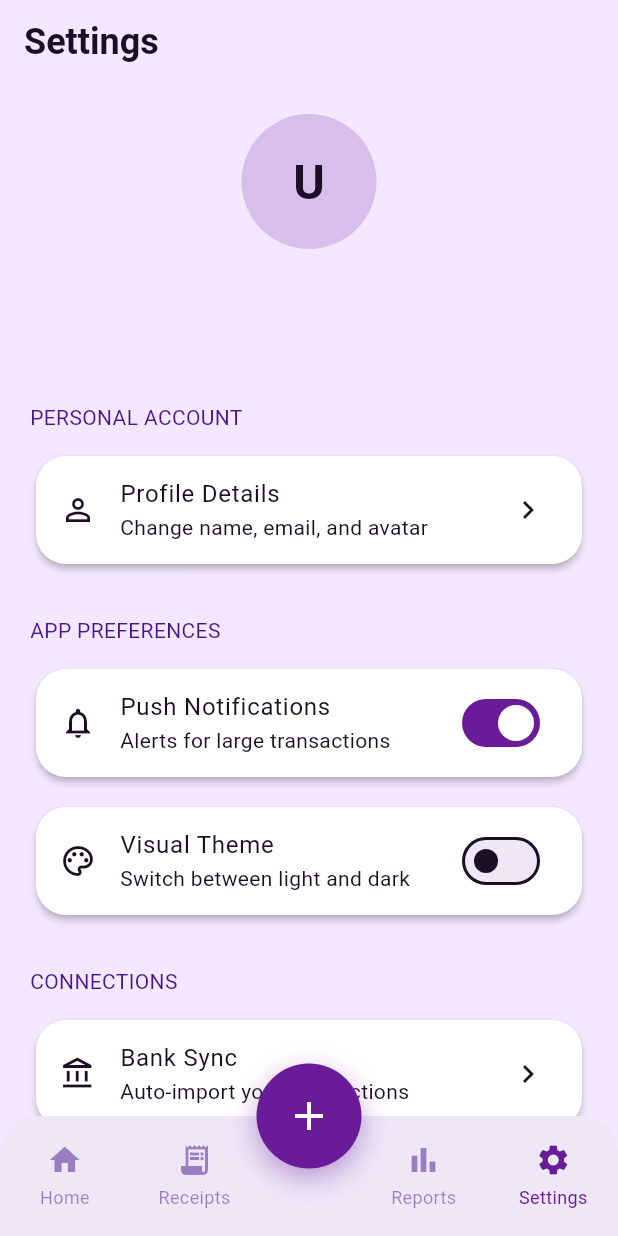
After one commit to ozdogrumerve/digital-receipt-wallet, a Flutter app: the HomeScreen screen opened directly, item 4 of the bottom bar chosen, after a tap on "Profile Details", on a phone screen of 412 x 824 dp. The commit adds this screen. Run offline on Flutter 3.47's test engine with Material 3 defaults, Android fonts, the phone set to English and light mode, and no system bars; our stand-ins replace firebase_auth, firebase_core; accounts and stored records are empty.

Commit message:
home screen tabs updated and settings screen added

```diff
--- a/lib/screens/home_screen.dart
+++ b/lib/screens/home_screen.dart
@@ -1,5 +1,6 @@
 import 'package:flutter/material.dart';
 import 'package:firebase_auth/firebase_auth.dart';
+import 'settings_screen.dart';
 
 class HomeScreen extends StatefulWidget {
   const HomeScreen({super.key});
@@ -11,106 +12,19 @@ class HomeScreen extends StatefulWidget {
 class _HomeScreenState extends State<HomeScreen> {
   int selectedIndex = 0;
 
+  final List<Widget> pages = const [
+    _HomeTab(),
+    _ReceiptsTab(),
+    _ReportsTab(),
+    SettingsScreen(),
+  ];
+
   @override
   Widget build(BuildContext context) {
     final theme = Theme.of(context);
-    final user = FirebaseAuth.instance.currentUser;
 
     return Scaffold(
-      body: SafeArea(
-        child: Padding(
-          padding: const EdgeInsets.all(20),
-          child: Column(
-            crossAxisAlignment: CrossAxisAlignment.start,
-            children: [
-              /// HEADER
-              Row(
-                mainAxisAlignment: MainAxisAlignment.spaceBetween,
-                children: [
-                  Row(
-                    children: [
-                      const Icon(Icons.receipt_long),
-                      const SizedBox(width: 8),
-                      Text(
-                        "Digital Receipt Wallet",
-                        style: theme.textTheme.titleLarge,
-                      ),
-                    ],
-                  ),
-                  CircleAvatar(
-                    backgroundColor: theme.colorScheme.primary,
-                    child: Text(
-                      user?.displayName?.isNotEmpty == true
-                          ? user!.displayName![0].toUpperCase()
-                          : "U",
-                      style: const TextStyle(color: Colors.white),
-                    ),
-                  )
-                ],
-              ),
-
-              const SizedBox(height: 40),
-
-              /// SUMMARY CARD
-              Card(
-                child: Padding(
-                  padding: const EdgeInsets.all(24),
-                  child: Column(
-                    crossAxisAlignment: CrossAxisAlignment.start,
-                    children: [
-                      Text("Total Spent", style: theme.textTheme.bodyMedium),
-                      const SizedBox(height: 10),
-                      Text(
-                        "\$0.00",
-                        style: theme.textTheme.headlineMedium,
-                      ),
-                      const SizedBox(height: 20),
-                      const LinearProgressIndicator(value: 0),
-                    ],
-                  ),
-                ),
-              ),
-
-              const SizedBox(height: 40),
-
-              /// RECENT SECTION TITLE
-              Text(
-                "Recent Activity",
-                style: theme.textTheme.titleLarge,
-              ),
-
-              const SizedBox(height: 20),
-
-              /// EMPTY STATE
-              Expanded(
-                child: Center(
-                  child: Column(
-                    mainAxisAlignment: MainAxisAlignment.center,
-                    children: [
-                      Icon(
-                        Icons.receipt,
-                        size: 60,
-                        color: theme.colorScheme.primary.withOpacity(0.4),
-                      ),
-                      const SizedBox(height: 20),
-                      Text(
-                        "No receipts yet",
-                        style: theme.textTheme.bodyLarge,
-                      ),
-                      const SizedBox(height: 8),
-                      Text(
-                        "Your scanned receipts will appear here",
-                        style: theme.textTheme.bodyMedium,
-                        textAlign: TextAlign.center,
-                      ),
-                    ],
-                  ),
-                ),
-              ),
-            ],
-          ),
-        ),
-      ),
+      body: pages[selectedIndex],
 
       /// ORTA YUVARLAK BUTON
       floatingActionButton: Container(
@@ -145,9 +59,7 @@ class _HomeScreenState extends State<HomeScreen> {
           children: [
             _navItem(Icons.home, "Home", 0),
             _navItem(Icons.receipt_long, "Receipts", 1),
-
-            const SizedBox(width: 50), // FAB boşluğu
-
+            const SizedBox(width: 50),
             _navItem(Icons.bar_chart, "Reports", 2),
             _navItem(Icons.settings, "Settings", 3),
           ],
@@ -161,7 +73,8 @@ class _HomeScreenState extends State<HomeScreen> {
     final bool isSelected = selectedIndex == index;
 
     final activeColor = theme.colorScheme.primary;
-    final inactiveColor = theme.textTheme.bodyMedium!.color!.withOpacity(0.5);
+    final inactiveColor =
+        theme.textTheme.bodyMedium!.color!.withOpacity(0.5);
 
     return GestureDetector(
       onTap: () {
@@ -174,10 +87,8 @@ class _HomeScreenState extends State<HomeScreen> {
         child: Column(
           mainAxisAlignment: MainAxisAlignment.center,
           children: [
-            Icon(
-              icon,
-              color: isSelected ? activeColor : inactiveColor,
-            ),
+            Icon(icon,
+                color: isSelected ? activeColor : inactiveColor),
             const SizedBox(height: 4),
             Text(
               label,
@@ -192,3 +103,166 @@ class _HomeScreenState extends State<HomeScreen> {
     );
   }
 }
+
+
+
+
+
+
+/// ==================
+/// HOME TAB
+/// ==================
+class _HomeTab extends StatelessWidget {
+  const _HomeTab();
+
+  @override
+  Widget build(BuildContext context) {
+    final theme = Theme.of(context);
+    final user = FirebaseAuth.instance.currentUser;
+
+    return SafeArea(
+      child: Padding(
+        padding: const EdgeInsets.all(20),
+        child: Column(
+          crossAxisAlignment: CrossAxisAlignment.start,
+          children: [
+
+            /// HEADER
+            Row(
+              mainAxisAlignment: MainAxisAlignment.spaceBetween,
+              children: [
+                Row(
+                  children: [
+                    const Icon(Icons.receipt_long),
+                    const SizedBox(width: 8),
+                    Text(
+                      "Digital Receipt Wallet",
+                      style: theme.textTheme.titleLarge,
+                    ),
+                  ],
+                ),
+                CircleAvatar(
+                  backgroundColor: theme.colorScheme.primary,
+                  child: Text(
+                    user?.displayName?.isNotEmpty == true
+                        ? user!.displayName![0].toUpperCase()
+                        : "U",
+                    style: const TextStyle(color: Colors.white),
+                  ),
+                )
+              ],
+            ),
+
+            const SizedBox(height: 40),
+
+            Card(
+              child: Padding(
+                padding: const EdgeInsets.all(24),
+                child: Column(
+                  crossAxisAlignment: CrossAxisAlignment.start,
+                  children: [
+                    Text("Total Spent",
+                        style: theme.textTheme.bodyMedium),
+                    const SizedBox(height: 10),
+                    Text(
+                      "\$0.00",
+                      style: theme.textTheme.headlineMedium,
+                    ),
+                    const SizedBox(height: 20),
+                    const LinearProgressIndicator(value: 0),
+                  ],
+                ),
+              ),
+            ),
+
+            const SizedBox(height: 40),
+
+            Text(
+              "Recent Activity",
+              style: theme.textTheme.titleLarge,
+            ),
+
+            const SizedBox(height: 20),
+
+            Expanded(
+              child: Center(
+                child: Column(
+                  mainAxisAlignment: MainAxisAlignment.center,
+                  children: [
+                    Icon(
+                      Icons.receipt,
+                      size: 60,
+                      color:
+                          theme.colorScheme.primary.withOpacity(0.4),
+                    ),
+                    const SizedBox(height: 20),
+                    Text(
+                      "No receipts yet",
+                      style: theme.textTheme.bodyLarge,
+                    ),
+                    const SizedBox(height: 8),
+                    Text(
+                      "Your scanned receipts will appear here",
+                      style: theme.textTheme.bodyMedium,
+                      textAlign: TextAlign.center,
+                    ),
+                  ],
+                ),
+              ),
+            ),
+          ],
+        ),
+      ),
+    );
+  }
+}
+
+
+
+
+
+/// ==================
+/// RECEIPTS TAB
+/// ==================
+class _ReceiptsTab extends StatelessWidget {
+  const _ReceiptsTab();
+
+  @override
+  Widget build(BuildContext context) {
+    final theme = Theme.of(context);
+
+    return SafeArea(
+      child: Center(
+        child: Text(
+          "Receipts Screen",
+          style: theme.textTheme.headlineMedium,
+        ),
+      ),
+    );
+  }
+}
+
+
+
+
+
+/// ==================
+/// REPORTS TAB
+/// ==================
+class _ReportsTab extends StatelessWidget {
+  const _ReportsTab();
+
+  @override
+  Widget build(BuildContext context) {
+    final theme = Theme.of(context);
+
+    return SafeArea(
+      child: Center(
+        child: Text(
+          "Reports Screen",
+          style: theme.textTheme.headlineMedium,
+        ),
+      ),
+    );
+  }
+}
--- /dev/null
+++ b/lib/screens/settings_screen.dart
@@ -0,0 +1,186 @@
+import 'package:digital_receipt_wallet/providers/theme_provider.dart';
+import 'package:digital_receipt_wallet/screens/login_screen.dart';
+import 'package:firebase_auth/firebase_auth.dart';
+import 'package:flutter/material.dart';
+import 'package:provider/provider.dart';
+
+class SettingsScreen extends StatefulWidget {
+  const SettingsScreen({super.key});
+
+  @override
+  State<SettingsScreen> createState() => _SettingsScreenState();
+}
+
+class _SettingsScreenState extends State<SettingsScreen> {
+
+  bool notificationsEnabled = true;
+
+  @override
+  Widget build(BuildContext context) {
+    final theme = Theme.of(context);
+    final themeProvider = Provider.of<ThemeProvider>(context);
+    final user = FirebaseAuth.instance.currentUser;
+
+    return Scaffold(
+      appBar: AppBar(
+        title: const Text("Settings"),
+        centerTitle: false,
+      ),
+      body: SingleChildScrollView(
+        padding: const EdgeInsets.all(20),
+        child: Column(
+          crossAxisAlignment: CrossAxisAlignment.start,
+          children: [
+
+            /// PROFILE SECTION
+            Center(
+              child: Column(
+                children: [
+                  CircleAvatar(
+                    radius: 45,
+                    backgroundColor: theme.colorScheme.primary.withOpacity(0.2),
+                    child: Text(
+                      user?.displayName?.isNotEmpty == true
+                          ? user!.displayName![0].toUpperCase()
+                          : "U",
+                      style: theme.textTheme.headlineMedium,
+                    ),
+                  ),
+                  const SizedBox(height: 16),
+                  Text(
+                    user?.displayName ?? "User",
+                    style: theme.textTheme.titleLarge,
+                  ),
+                  const SizedBox(height: 4),
+                  Text(
+                    user?.email ?? "",
+                    style: theme.textTheme.bodyMedium,
+                  ),
+                ],
+              ),
+            ),
+
+            const SizedBox(height: 30),
+
+            /// PERSONAL ACCOUNT
+            Text("PERSONAL ACCOUNT",
+                style: theme.textTheme.bodyMedium),
+
+            const SizedBox(height: 12),
+
+            _settingsTile(
+              icon: Icons.person_outline,
+              title: "Profile Details",
+              subtitle: "Change name, email, and avatar",
+              onTap: () {},
+            ),
+
+            const SizedBox(height: 30),
+
+            /// APP PREFERENCES
+            Text("APP PREFERENCES",
+                style: theme.textTheme.bodyMedium),
+
+            const SizedBox(height: 12),
+
+            /// PUSH NOTIFICATIONS
+            Card(
+              child: ListTile(
+                leading: const Icon(Icons.notifications_none),
+                title: const Text("Push Notifications"),
+                subtitle: const Text("Alerts for large transactions"),
+                trailing: Switch(
+                  value: notificationsEnabled,
+                  onChanged: (value) {
+                    setState(() {
+                      notificationsEnabled = value;
+                    });
+                  },
+                ),
+              ),
+            ),
+
+            const SizedBox(height: 12),
+
+            /// VISUAL THEME (ÇALIŞAN)
+            Card(
+              child: ListTile(
+                leading: const Icon(Icons.palette_outlined),
+                title: const Text("Visual Theme"),
+                subtitle: const Text("Switch between light and dark"),
+                trailing: Switch(
+                  value: themeProvider.isDark,
+                  onChanged: (value) {
+                    themeProvider.toggleTheme(value);
+                  },
+                ),
+              ),
+            ),
+
+            const SizedBox(height: 30),
+
+            /// CONNECTIONS
+            Text("CONNECTIONS",
+                style: theme.textTheme.bodyMedium),
+
+            const SizedBox(height: 12),
+
+            _settingsTile(
+              icon: Icons.account_balance_outlined,
+              title: "Bank Sync",
+              subtitle: "Auto-import your transactions",
+              onTap: () {},
+            ),
+
+            const SizedBox(height: 40),
+
+            /// SIGN OUT
+            SizedBox(
+              width: double.infinity,
+              child: OutlinedButton.icon(
+                icon: const Icon(Icons.logout, color: Colors.red),
+                label: const Text(
+                  "Sign Out",
+                  style: TextStyle(color: Colors.red),
+                ),
+                style: OutlinedButton.styleFrom(
+                  side: const BorderSide(color: Colors.red),
+                  padding: const EdgeInsets.symmetric(vertical: 16),
+                ),
+                onPressed: () async {
+                  await FirebaseAuth.instance.signOut();
+
+                  if (!mounted) return;
+
+                  Navigator.pushAndRemoveUntil(
+                    context,
+                    MaterialPageRoute(
+                        builder: (_) => const LoginScreen()),
+                    (route) => false,
+                  );
+                },
+              ),
+            ),
+          ],
+        ),
+      ),
+    );
+  }
+
+  Widget _settingsTile({
+    required IconData icon,
+    required String title,
+    required String subtitle,
+    required VoidCallback onTap,
+  }) {
+    return Card(
+      child: ListTile(
+        leading: Icon(icon),
+        title: Text(title),
+        subtitle: Text(subtitle),
+        trailing: const Icon(Icons.chevron_right),
+        onTap: onTap,
+      ),
+    );
+  }
+}
```
